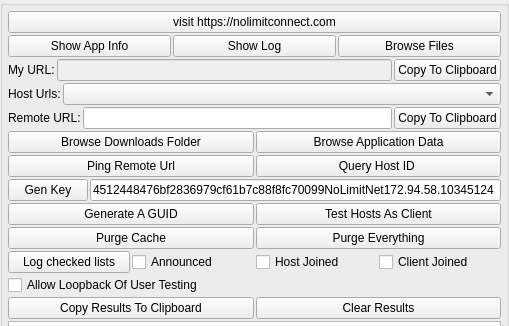
First picture: the form in nolimitgui/CommonSrc/Forms/AppletTestAndDebug.ui, repository nolimitconnect/NoLimitConnect, before the edit; both pictures show x 0 to 509 and y 0 to 326 of the 509 by 625 pixel window.
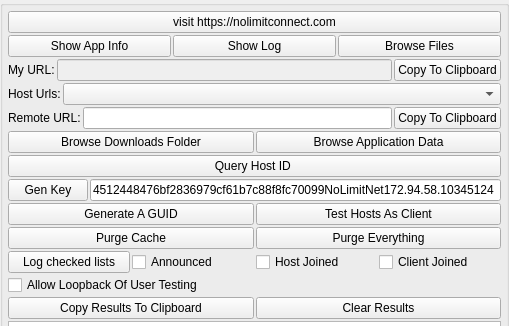
Second picture: the form after the edit.

The edit to the form file:
```diff
--- a/nolimitgui/CommonSrc/Forms/AppletTestAndDebug.ui
+++ b/nolimitgui/CommonSrc/Forms/AppletTestAndDebug.ui
@@ -205,13 +205,6 @@
       </item>
       <item>
        <layout class="QHBoxLayout" name="horizontalLayout_4">
-        <item>
-         <widget class="QPushButton" name="m_PingRemoteUrlButton">
-          <property name="text">
-           <string>Ping Remote Url</string>
-          </property>
-         </widget>
-        </item>
         <item>
          <widget class="QPushButton" name="m_QueryHostIdButton">
           <property name="text">
```
